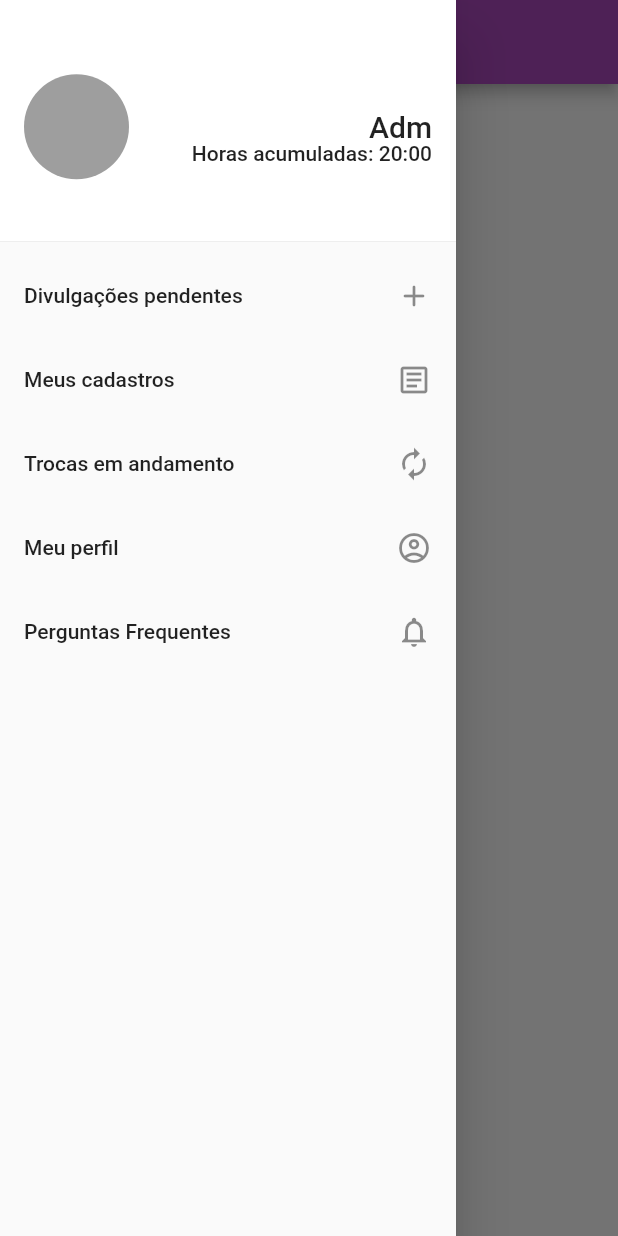
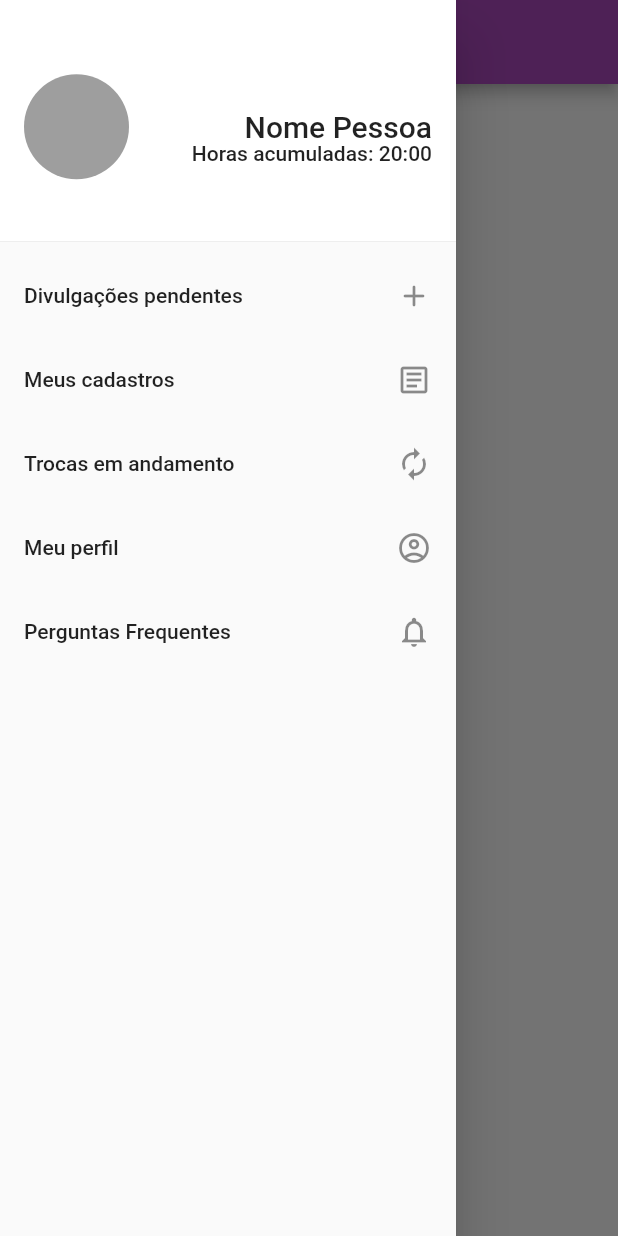
Before and after one commit to AIC3BancodoTempo/banco_tempo_app, a Flutter app: the screen it shows after launch, with the side drawer open, on a phone screen of 412 x 824 dp. Run offline on Flutter 3.47's test engine with Material 2 defaults, Android fonts, the phone set to English and light mode, and no system bars; our stand-ins replace bloc, equatable, flutter_bloc, flutter_svg, image_picker.

Commit message:
fix: remoção de um dos drawerheaders

```diff
--- a/lib/components/drawerHeaderADM.dart
+++ b/lib/components/drawerHeaderGeral.dart
@@ -1,6 +1,6 @@
 import 'package:flutter/material.dart';
 
-class DrawerHeaderADM extends StatelessWidget {
+class DrawerHeaderGeral extends StatelessWidget {
   @override
   Widget build(BuildContext context) {
     return DrawerHeader(
@@ -19,7 +19,7 @@ class DrawerHeaderADM extends StatelessWidget {
                         ),//Align
                         Align(
                           alignment: Alignment.centerRight,
-                          child: Text ('Adm',
+                          child: Text ('Nome Pessoa',
                           style: TextStyle(fontSize:20.0,),
                           ),//Text
                         ),//Align
--- a/lib/components/sidebar_admin.dart
+++ b/lib/components/sidebar_admin.dart
@@ -1,11 +1,11 @@
 import 'package:flutter/material.dart';
-import 'package:banco_do_tempo_app/components/drawerHeaderADM.dart';
+import 'package:banco_do_tempo_app/components/drawerHeaderGeral.dart';
 
 class SideBarAdm extends StatelessWidget {
   final draweradmin = Drawer (
             child: ListView(
               children: <Widget>[
-                DrawerHeaderADM(),//DrawerHeader
+                DrawerHeaderGeral(),//DrawerHeader
 
                 ListTile(
 
--- a/lib/components/sidebar_user.dart
+++ b/lib/components/sidebar_user.dart
@@ -1,12 +1,12 @@
-import 'package:banco_do_tempo_app/components/drawerHeaderUSER.dart';
+import 'package:banco_do_tempo_app/components/drawerHeaderGeral.dart';
 import 'package:flutter/material.dart';
 
-class SideBarUser extends StatelessWidget {
+class SideBarGeral extends StatelessWidget {
 
 final draweruser = Drawer (
             child: ListView(
               children: <Widget>[
-                DrawerHeaderUSER(),//DrawerHeader
+                DrawerHeaderGeral(),//DrawerHeader
                 ListTile(
 
                   trailing: Icon(Icons.article_outlined),
--- a/lib/main.dart
+++ b/lib/main.dart
@@ -20,7 +20,7 @@ class MyApp extends StatelessWidget{
     home: MyHomePage(),
 
       routes: {
-        '/': (context) => MyHomePage(),
+
         '/trocas_andamento': (context) => TrocasAndamento(),
       },
       initialRoute: '/',
```
Also changed, not shown: lib/components/drawerHeaderUSER.dart (deleted, +0 -38 lines).
